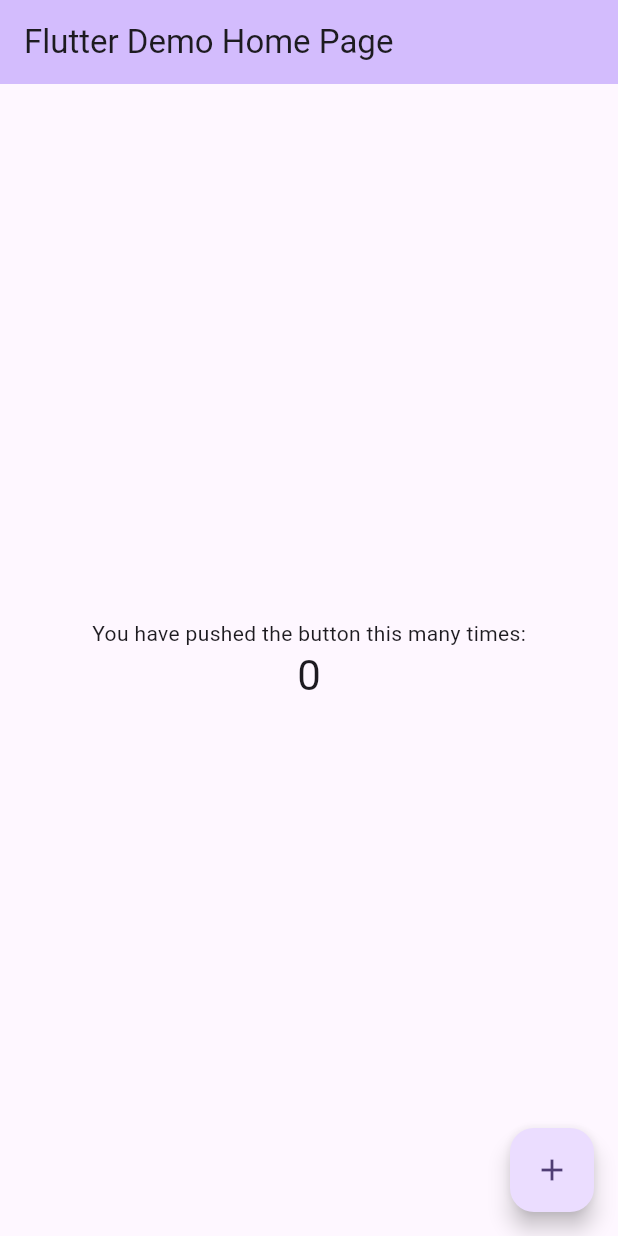
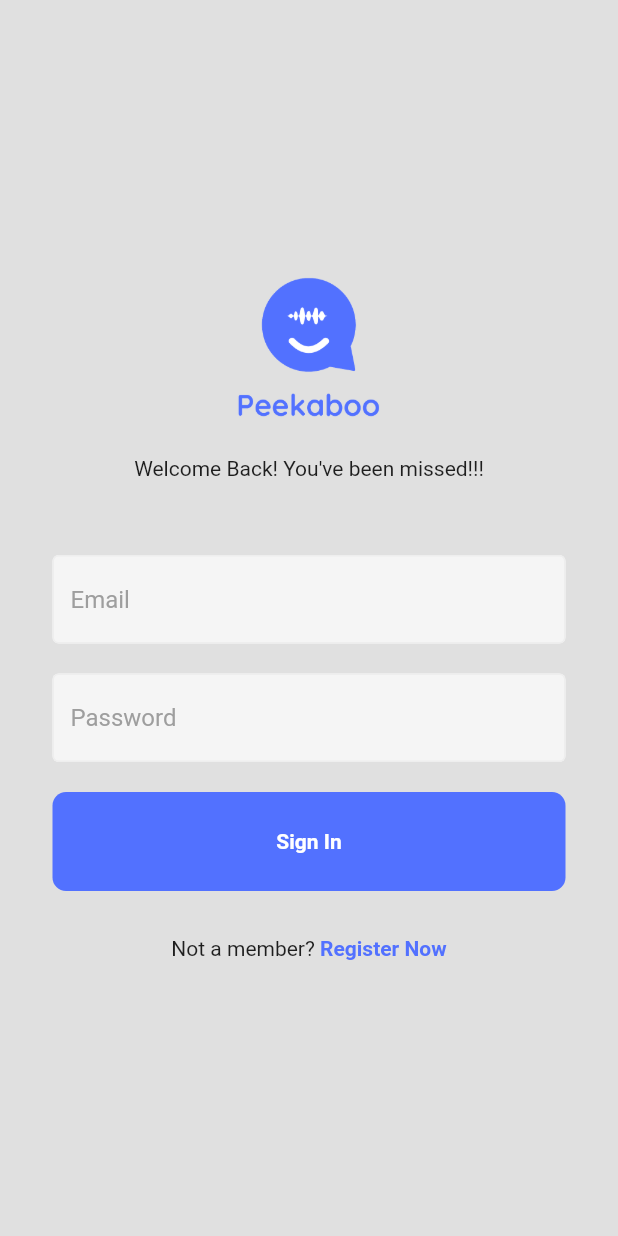
Before and after one commit to SumirVats2003/peekaboo, a Flutter app: the screen it shows after launch, on a phone screen of 412 x 824 dp. Run offline on Flutter 3.47's test engine with Material 2 defaults, Android fonts, the phone set to English and light mode, and no system bars; our stand-ins replace hexcolor.

```diff
--- /dev/null
+++ b/lib/components/my_button.dart
@@ -0,0 +1,35 @@
+import 'package:flutter/material.dart';
+import 'package:hexcolor/hexcolor.dart';
+
+class MyButton extends StatelessWidget {
+	final void Function()? onTap;
+	final String text;
+
+  const MyButton({super.key, required this.onTap, required this.text});
+
+  @override
+  Widget build(BuildContext context) {
+    return Padding(
+			padding: const EdgeInsets.all(10.0),
+			child: GestureDetector(
+					onTap: onTap,
+					child: Container(
+						padding: const EdgeInsets.all(25.0),
+						decoration: BoxDecoration(
+							borderRadius: BorderRadius.circular(9),
+							color: HexColor('#5271ff'),
+						),
+						child: Center(
+							child: Text(
+								text,
+								style: const TextStyle(
+									color: Colors.white,
+									fontWeight: FontWeight.bold,
+								),
+							),
+						),
+					),
+				),
+		);
+  }
+}
--- /dev/null
+++ b/lib/components/text_field.dart
@@ -0,0 +1,37 @@
+import 'package:flutter/material.dart';
+
+class MyTextField extends StatelessWidget {
+	final TextEditingController controller;
+	final String hintText;
+	final bool obscureText;
+
+  const MyTextField({
+		super.key,
+		required this.controller,
+		required this.hintText,
+		required this.obscureText
+	});
+
+  @override
+  Widget build(BuildContext context) {
+    return Padding(
+			padding: const EdgeInsets.all(10.0),
+			child: TextField(
+					controller: controller,
+					obscureText: obscureText,
+					decoration: InputDecoration(
+						enabledBorder: OutlineInputBorder(
+							borderSide: BorderSide(color: Colors.grey.shade200)
+						),
+						focusedBorder: const OutlineInputBorder(
+							borderSide: BorderSide(color: Colors.white)
+						),
+						fillColor: Colors.grey[100],
+						filled: true,
+						hintText: hintText,
+						hintStyle: const TextStyle(color: Colors.grey),
+					),
+				),
+		);
+  }
+}
--- a/lib/main.dart
+++ b/lib/main.dart
@@ -1,4 +1,5 @@
 import 'package:flutter/material.dart';
+import './pages/login_page.dart';
 
 void main() {
   runApp(const MyApp());
@@ -7,119 +8,11 @@ void main() {
 class MyApp extends StatelessWidget {
   const MyApp({super.key});
 
-  // This widget is the root of your application.
   @override
   Widget build(BuildContext context) {
-    return MaterialApp(
-      title: 'Flutter Demo',
-      theme: ThemeData(
-        // This is the theme of your application.
-        //
-        // TRY THIS: Try running your application with "flutter run". You'll see
-        // the application has a blue toolbar. Then, without quitting the app,
-        // try changing the seedColor in the colorScheme below to Colors.green
-        // and then invoke "hot reload" (save your changes or press the "hot
-        // reload" button in a Flutter-supported IDE, or press "r" if you used
-        // the command line to start the app).
-        //
-        // Notice that the counter didn't reset back to zero; the application
-        // state is not lost during the reload. To reset the state, use hot
-        // restart instead.
-        //
-        // This works for code too, not just values: Most code changes can be
-        // tested with just a hot reload.
-        colorScheme: ColorScheme.fromSeed(seedColor: Colors.deepPurple),
-        useMaterial3: true,
-      ),
-      home: const MyHomePage(title: 'Flutter Demo Home Page'),
+    return const MaterialApp(
+      debugShowCheckedModeBanner: false,
+      home: LoginPage(),
     );
   }
 }
-
-class MyHomePage extends StatefulWidget {
-  const MyHomePage({super.key, required this.title});
-
-  // This widget is the home page of your application. It is stateful, meaning
-  // that it has a State object (defined below) that contains fields that affect
-  // how it looks.
-
-  // This class is the configuration for the state. It holds the values (in this
-  // case the title) provided by the parent (in this case the App widget) and
-  // used by the build method of the State. Fields in a Widget subclass are
-  // always marked "final".
-
-  final String title;
-
-  @override
-  State<MyHomePage> createState() => _MyHomePageState();
-}
-
-class _MyHomePageState extends State<MyHomePage> {
-  int _counter = 0;
-
-  void _incrementCounter() {
-    setState(() {
-      // This call to setState tells the Flutter framework that something has
-      // changed in this State, which causes it to rerun the build method below
-      // so that the display can reflect the updated values. If we changed
-      // _counter without calling setState(), then the build method would not be
-      // called again, and so nothing would appear to happen.
-      _counter++;
-    });
-  }
-
-  @override
-  Widget build(BuildContext context) {
-    // This method is rerun every time setState is called, for instance as done
-    // by the _incrementCounter method above.
-    //
-    // The Flutter framework has been optimized to make rerunning build methods
-    // fast, so that you can just rebuild anything that needs updating rather
-    // than having to individually change instances of widgets.
-    return Scaffold(
-      appBar: AppBar(
-        // TRY THIS: Try changing the color here to a specific color (to
-        // Colors.amber, perhaps?) and trigger a hot reload to see the AppBar
-        // change color while the other colors stay the same.
-        backgroundColor: Theme.of(context).colorScheme.inversePrimary,
-        // Here we take the value from the MyHomePage object that was created by
-        // the App.build method, and use it to set our appbar title.
-        title: Text(widget.title),
-      ),
-      body: Center(
-        // Center is a layout widget. It takes a single child and positions it
-        // in the middle of the parent.
-        child: Column(
-          // Column is also a layout widget. It takes a list of children and
-          // arranges them vertically. By default, it sizes itself to fit its
-          // children horizontally, and tries to be as tall as its parent.
-          //
-          // Column has various properties to control how it sizes itself and
-          // how it positions its children. Here we use mainAxisAlignment to
-          // center the children vertically; the main axis here is the vertical
-          // axis because Columns are vertical (the cross axis would be
-          // horizontal).
-          //
-          // TRY THIS: Invoke "debug painting" (choose the "Toggle Debug Paint"
-          // action in the IDE, or press "p" in the console), to see the
-          // wireframe for each widget.
-          mainAxisAlignment: MainAxisAlignment.center,
-          children: <Widget>[
-            const Text(
-              'You have pushed the button this many times:',
-            ),
-            Text(
-              '$_counter',
-              style: Theme.of(context).textTheme.headlineMedium,
-            ),
-          ],
-        ),
-      ),
-      floatingActionButton: FloatingActionButton(
-        onPressed: _incrementCounter,
-        tooltip: 'Increment',
-        child: const Icon(Icons.add),
-      ), // This trailing comma makes auto-formatting nicer for build methods.
-    );
-  }
-}
--- /dev/null
+++ b/lib/pages/login_page.dart
@@ -0,0 +1,90 @@
+import 'package:flutter/material.dart';
+import 'package:hexcolor/hexcolor.dart';
+import 'package:peekaboo/components/my_button.dart';
+import 'package:peekaboo/components/text_field.dart';
+
+class LoginPage extends StatefulWidget {
+  const LoginPage({super.key});
+
+  @override
+  State<LoginPage> createState() => _LoginPageState();
+}
+
+class _LoginPageState extends State<LoginPage> {
+	// controllers
+	final emailController = TextEditingController();
+	final passwordController = TextEditingController();
+
+  @override
+  Widget build(BuildContext context) {
+    return Scaffold(
+			backgroundColor: Colors.grey[300],
+			body: SafeArea(
+				child: Center(
+					child: Padding(
+						padding: const EdgeInsets.all(25.0),
+						child: Column(
+							mainAxisAlignment: MainAxisAlignment.center,
+							children: [
+								// logo,
+								Image.asset(
+									'assets/logoText.png',
+									width: 100,
+								),
+
+								const SizedBox(
+									height: 20,
+								),
+
+								// welcome back message
+								const Text(
+									"Welcome Back! You've been missed!!!"
+								),
+
+								const SizedBox(
+									height: 40,
+								),
+
+								// email
+								MyTextField(
+									controller: emailController,
+									hintText: 'Email',
+									obscureText: false
+								),
+
+								// password
+								MyTextField(
+									controller: passwordController,
+									hintText: 'Password',
+									obscureText: true
+								),
+
+								// sign in button
+								const MyButton(onTap: null, text: 'Sign In'),
+
+								const SizedBox(
+									height: 20,
+								),
+
+								// not a member? register now
+								Row(
+									mainAxisAlignment: MainAxisAlignment.center,
+									children: [
+										Text('Not a member? '),
+										Text(
+											'Register Now',
+											style: TextStyle(
+												fontWeight: FontWeight.bold,
+												color: HexColor('#5271ff')
+											),
+										)
+									],
+								)
+							],
+						),
+					),
+				),
+			),
+		);
+  }
+}
```
Also changed, not shown: pubspec.yaml (+5 -7 lines), assets/logo.png (added), assets/logoText.png (added), pubspec.lock.
